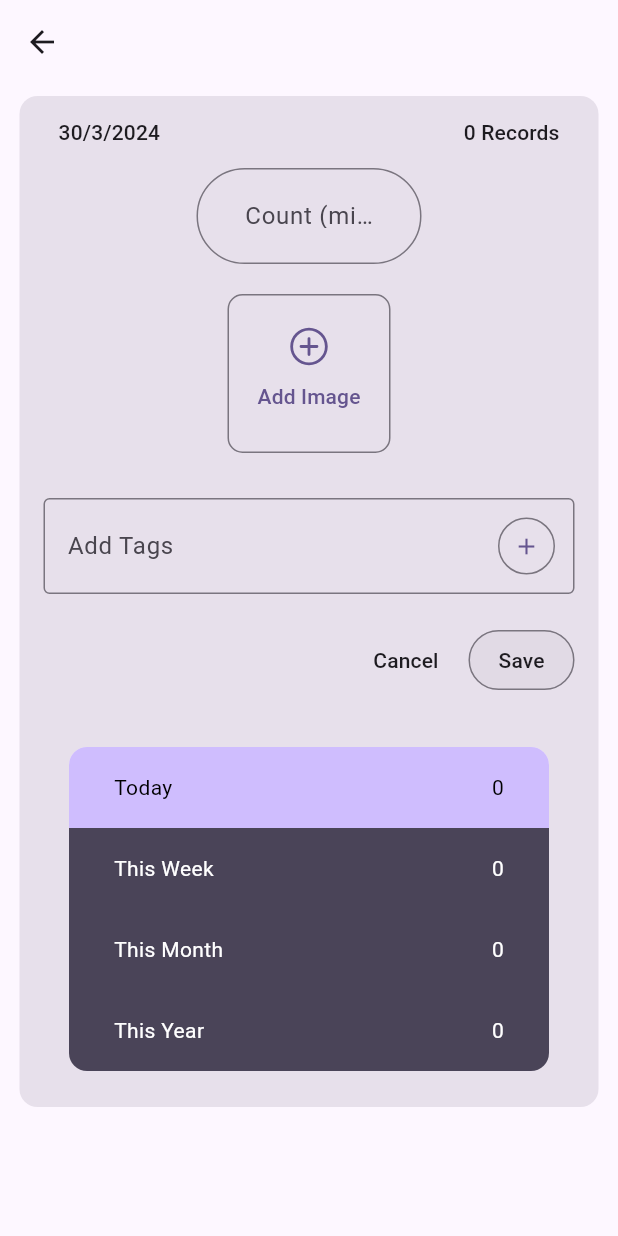
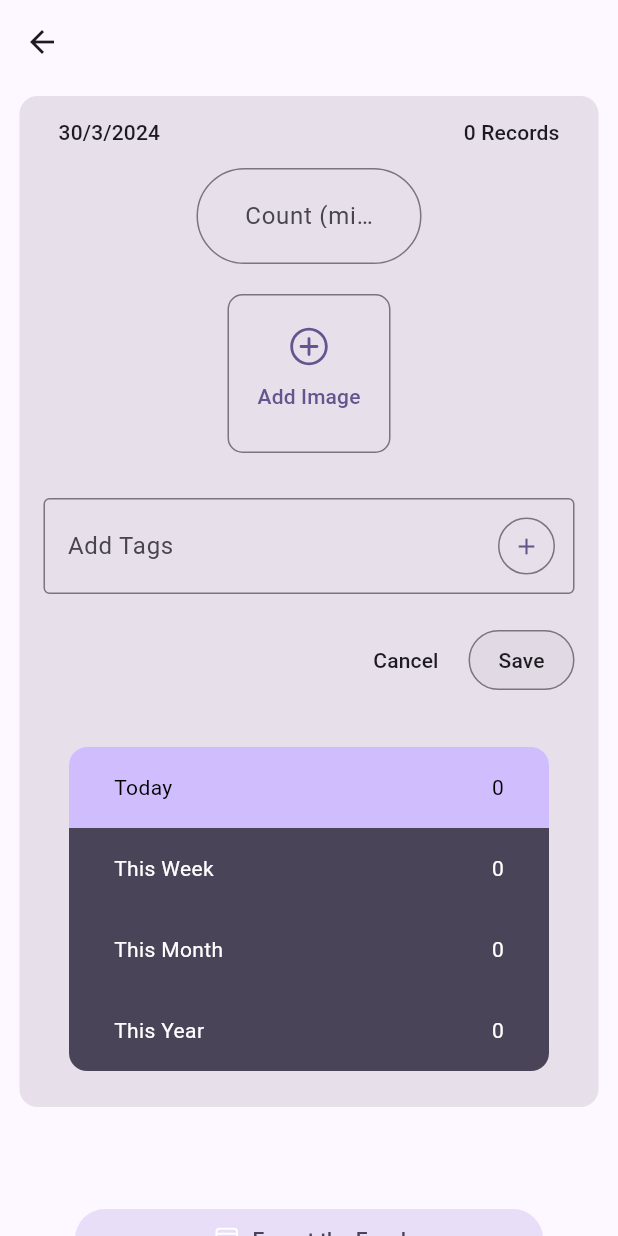
Before and after one commit to HaseebKahn365/workouts_v3, a Flutter app: the ActivityScreen screen opened directly with empty values, after a tap on "Add Image", on a phone screen of 412 x 824 dp. Run offline on Flutter 3.47's test engine with Material 3 defaults, Android fonts, the phone set to English and light mode, and no system bars; drawn by our look-alikes of flutter_animate; our stand-ins replace cloud_firestore, firebase_core, firebase_storage, fl_chart, fluentui_system_icons, flutter_riverpod and 3 more; missing offline and left inert: image_compression, syncfusion_flutter_xlsio; accounts and stored records are empty.

Commit message:
using the excel package

```diff
--- a/lib/screens/activity_screen.dart
+++ b/lib/screens/activity_screen.dart
@@ -2,15 +2,32 @@
 
 import 'dart:io';
 
-import 'package:cloud_firestore/cloud_firestore.dart';
 import 'package:fluentui_system_icons/fluentui_system_icons.dart';
 import 'package:flutter/material.dart';
 import 'package:flutter/services.dart';
 import 'package:flutter_animate/flutter_animate.dart';
 import 'package:flutter_riverpod/flutter_riverpod.dart';
 import 'package:image_picker/image_picker.dart';
+import 'package:path_provider/path_provider.dart';
 import 'package:workouts_v3/buisiness_logic/all_classes.dart';
 import 'package:workouts_v3/buisiness_logic/firebase_uploader.dart';
+import 'package:workouts_v3/screens/exportExcelScreen.dart';
+
+/*Here is what the class looks like for the activity:
+class Activity extends ChangeNotifier {
+  late bool isCountBased;
+  bool shouldAppear = true; //used to remove the activity from the list and firestore just by setting it to false
+
+  int totalRecords = 0;
+  late String name;
+  Map<DateTime, int> datedRecs = {};
+  Map<String, List<String>> imgMapArray = {};
+  Map<String, List<String>> tagMapArray = {};
+
+  }
+
+  we need to share all the dateRecs in the form of a CSV file
+  */
 
 class ActivityScreen extends ConsumerStatefulWidget {
   final Activity activity;
@@ -50,7 +67,7 @@ class _ActivityScreenState extends ConsumerState<ActivityScreen> {
     //pick the image from camera and add it to the list
 
 // Assuming you're inside an async function
-    XFile? imageFile = await imagePicker.pickImage(source: ImageSource.camera, imageQuality: 40);
+    XFile? imageFile = await imagePicker.pickImage(source: ImageSource.camera, imageQuality: 25);
     if (imageFile != null) {
       imageFileList.add(imageFile);
       setState(() {
@@ -522,6 +539,31 @@ class _ActivityScreenState extends ConsumerState<ActivityScreen> {
                         curve: Curves.easeInOut,
                       ),
                 ),
+
+                //Here is the button to export the entire datedRec of the activity as an excel file using the syncfusion flutter xlsio package
+
+                //A SIMPLE ICON TEXT BUTTON WITH SHARE ICON
+                Padding(
+                  padding: const EdgeInsets.all(50.0),
+                  child: FilledButton.tonal(
+                    onPressed: () async {
+                      Navigator.push(context, MaterialPageRoute(builder: (_) => ExportAsExcelScreen()));
+                    },
+                    child: Row(
+                      mainAxisAlignment: MainAxisAlignment.center,
+                      children: [
+                        const Icon(
+                          FluentIcons.window_28_regular,
+                          color: Colors.white,
+                          size: 20,
+                        ),
+                        const Text("  Export the Excel"),
+                      ],
+                    ),
+                  ),
+                ),
+
+                //end
               ],
             ),
           ),
@@ -529,6 +571,10 @@ class _ActivityScreenState extends ConsumerState<ActivityScreen> {
       ),
     );
   }
+
+  //method to create excel fiile
+
+  //method to create excel fiile
 
   int totalCountToday() {
     int count = 0;
--- a/pubspec.yaml
+++ b/pubspec.yaml
@@ -55,6 +55,8 @@ dependencies:
   flutter_native_image: ^0.0.6+1
   fl_chart: ^0.66.1
   path: ^1.8.3
+  syncfusion_flutter_xlsio: ^25.1.37
+  open_file: ^3.3.2
   # sqflite: ^2.3.2
 
 
```
Also changed, not shown: lib/screens/exportExcelScreen.dart (added, +35 -0 lines), pubspec.lock.
